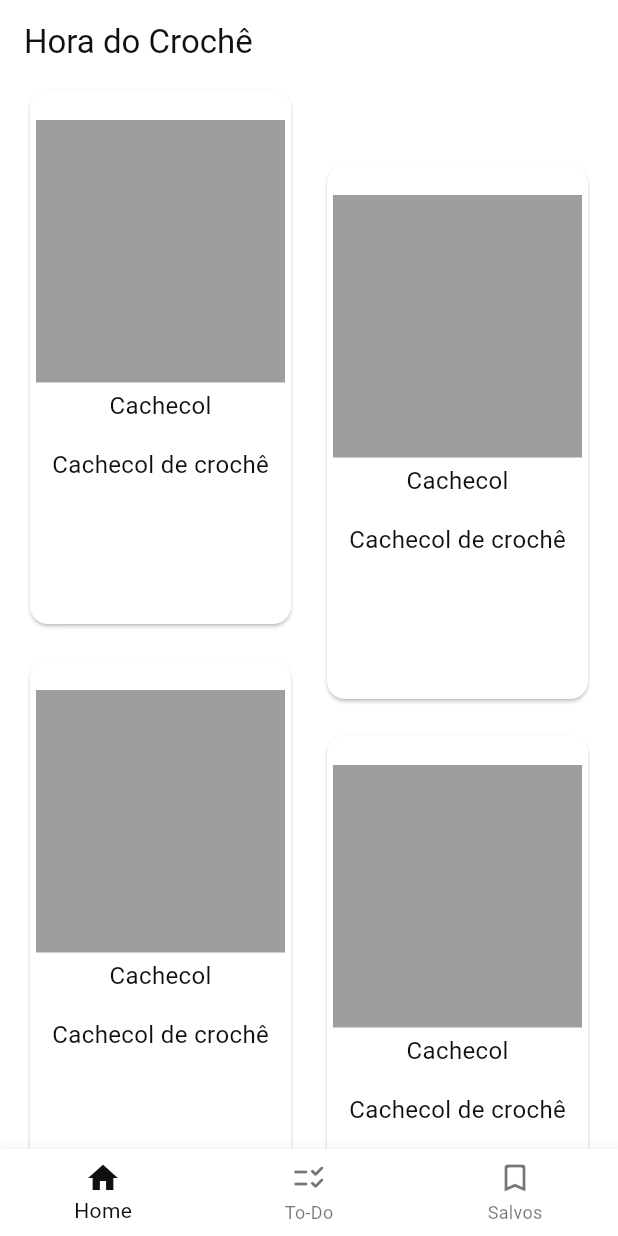
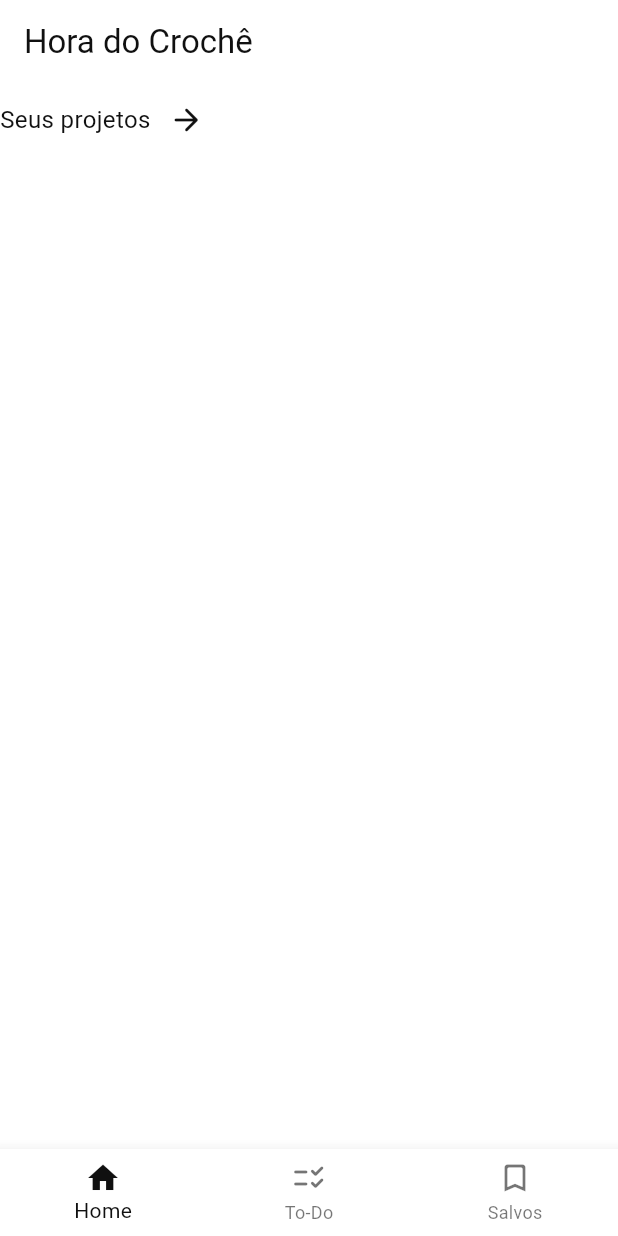
Before and after one commit to saycass/crochetime, a Flutter app: the screen it shows after launch, on a phone screen of 412 x 824 dp. Run offline on Flutter 3.47's test engine with Material 3 defaults, Android fonts, the phone set to English and light mode, and no system bars; our stand-ins replace animate_do, go_router.

Commit message:
Update home page layout.

```diff
--- a/lib/routing/routes.dart
+++ b/lib/routing/routes.dart
@@ -6,11 +6,12 @@ abstract final class Routes {
   /// Workspace
   static const workspace = '/workspace';
 
-  static String workspaceDetails(int id) => '$workspace/$id';
+  static String workspaceDetails(String id) => '$workspace/$id';
 
-  static String workspaceTimer(int id)  => '$workspace/$id/timer';
+  static String workspaceTimer(String id)  => '$workspace/$id/timer';
 
   /// Explore
   static const explore = '/explore';
-  static String exploreDetails (int id) => '$explore/$id';
+  static String exploreDetails (String id) => '$explore/$id';
+
 }
--- a/lib/ui/home/home_screen.dart
+++ b/lib/ui/home/home_screen.dart
@@ -1,6 +1,8 @@
 import 'package:animate_do/animate_do.dart';
 import 'package:flutter/material.dart';
+import 'package:go_router/go_router.dart';
 
+import '../../routing/routes.dart';
 import 'home_viewmodel.dart';
 import 'widgets/crochet_pattern_card.dart';
 
@@ -20,39 +22,20 @@ class HomeScreen extends StatelessWidget {
           "Hora do Crochê ",
         ),
       ),
-      body: RefreshIndicator(
-        onRefresh: () async {},
-        child: GridView.builder(
-          padding: const EdgeInsets.symmetric(horizontal: 16),
-          itemCount: 6,
-          itemBuilder: (BuildContext context, int index) {
-            var card = const CrochetPatternCard(
-              title: 'Cachecol',
-              description: 'Cachecol de crochê',
-            );
-            if (index % 2 != 0) {
-              return FadeInUp(
-                duration: const Duration(seconds: 1),
-                child: Transform.translate(
-                  offset: const Offset(0.0, 50.0),
-                  child: card,
-                ),
-              );
-            } else {
-              return FadeInDown(
-                duration: const Duration(seconds: 1),
-                child: card,
-              );
-            }
-          },
-          gridDelegate: const SliverGridDelegateWithFixedCrossAxisCount(
-            childAspectRatio: .5,
-            crossAxisCount: 2,
-            crossAxisSpacing: 16,
-            mainAxisSpacing: 16,
+      body: Column(
+       crossAxisAlignment: CrossAxisAlignment.stretch,
+        children: [
+          Row(
+            children: [
+              const Text("Seus projetos"),
+              IconButton(onPressed:  () => context.go(Routes.explore),
+                  icon: const Icon(Icons.arrow_forward_rounded),
+              ),
+            ],
           ),
-        ),
+        ],
       ),
+
       bottomNavigationBar: BottomNavigationBar(
         items: const [
           BottomNavigationBarItem(
--- a/lib/ui/home/widgets/crochet_pattern_card.dart
+++ b/lib/ui/home/widgets/crochet_pattern_card.dart
@@ -16,8 +16,9 @@ class CrochetPatternCard extends StatelessWidget {
   @override
   Widget build(BuildContext context) {
     return GestureDetector(
-      onTap: () {
-      },
+      onTap: () => context.go(
+        Routes.exploreDetails('mock'),
+      ),
       child: Card(
         child: Padding(
           padding: const EdgeInsets.all(4.0),
```
Also changed, not shown: lib/ui/explore/home/home_screen.dart (+41 -2 lines).
